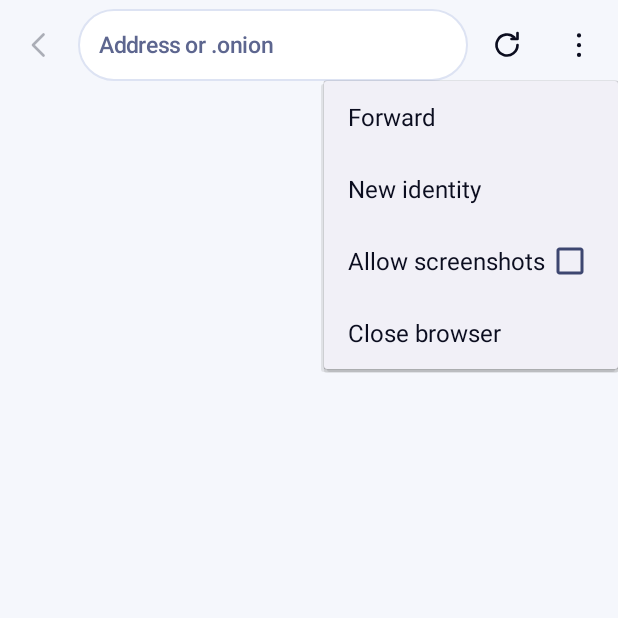
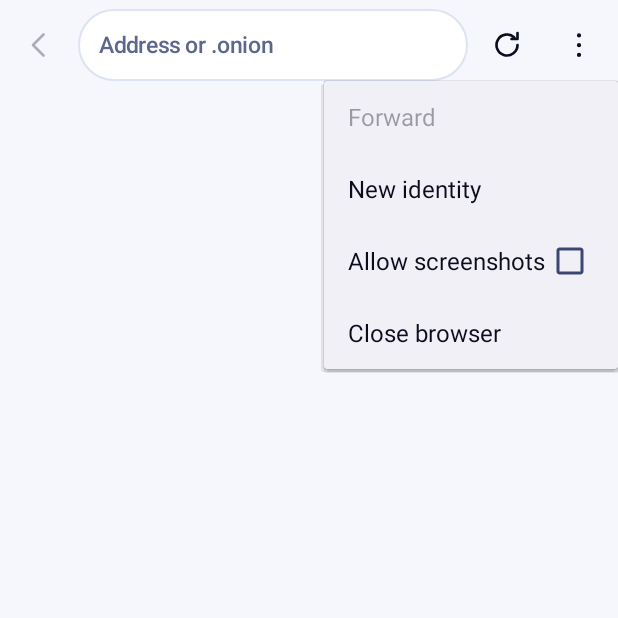
Before and after one commit to amiriteorg/omnid, an Android app: the BrowserActivity screen opened directly, with no data from a screen before it, after a tap on "Browser menu", on a phone screen of 412 x 824 dp, the top half of it. Run offline under Robolectric (Android 15) with nearby library versions, the phone set to English and light mode, and no system bars; libraries missing offline, so code that uses them is left out: org.mozilla.geckoview; 3 statements that could not run were skipped.

Commit message:
Fade disabled menu items
The theme set textColorPrimary to a plain colour, so a disabled menu item
(Forward with nothing ahead, Find in page on an empty tab) looked like an
enabled one. It is now a colour state list at 38% when disabled.

Co-Authored-By: Claude Opus 5.5 <noreply@anthropic.com>

```diff
--- /dev/null
+++ b/android/app/src/main/res/color/ink_states.xml
@@ -0,0 +1,6 @@
+<?xml version="1.0" encoding="utf-8"?>
+<!-- Text in the ink colour, faded when disabled (a menu item with nothing to do). -->
+<selector xmlns:android="http://schemas.android.com/apk/res/android">
+    <item android:alpha="0.38" android:color="@color/ink" android:state_enabled="false" />
+    <item android:color="@color/ink" />
+</selector>
--- a/android/app/src/main/res/values/themes.xml
+++ b/android/app/src/main/res/values/themes.xml
@@ -11,7 +11,7 @@
         <item name="android:navigationBarColor">@color/ground</item>
         <item name="android:windowLightStatusBar">@bool/light_bars</item>
         <item name="android:windowLightNavigationBar">@bool/light_bars</item>
-        <item name="android:textColorPrimary">@color/ink</item>
+        <item name="android:textColorPrimary">@color/ink_states</item>
         <item name="android:textColorSecondary">@color/ink_2</item>
         <item name="android:actionBarStyle">@style/Omnid.ActionBar</item>
     </style>
```
